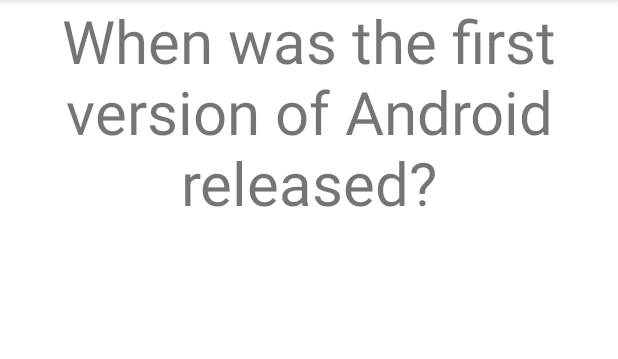
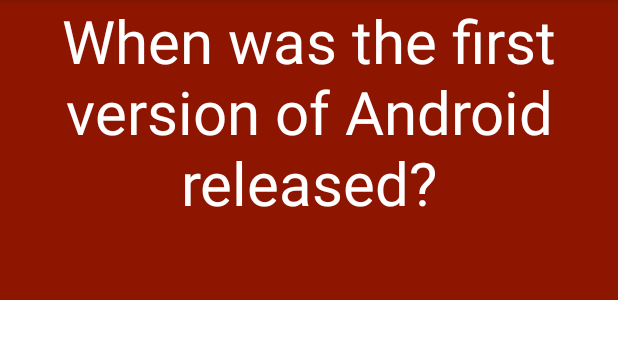
Before and after one commit to Ferduse/flashcard-app, an Android app: the screen it shows after launch (MainActivity), on a phone screen of 412 x 824 dp, the part 84-443 px from its top. Run offline under Robolectric (Android 15) with nearby library versions, the phone set to English and light mode, and no system bars.

Commit message:
Added the toggle between the question and answer side and styled the question and answer side.

```diff
--- a/app/src/main/java/com/example/flashcard/MainActivity.java
+++ b/app/src/main/java/com/example/flashcard/MainActivity.java
@@ -23,5 +23,13 @@
                 answerTextView.setVisibility(View.VISIBLE);
             }
         });
+
+        answerTextView.setOnClickListener(new View.OnClickListener() {
+            @Override
+            public void onClick(View view) {
+                questionTextView.setVisibility(View.VISIBLE);
+                answerTextView.setVisibility(View.INVISIBLE);
+            }
+        });
     }
 }
--- a/app/src/main/res/layout/activity_main.xml
+++ b/app/src/main/res/layout/activity_main.xml
@@ -12,7 +12,9 @@
         android:layout_height="200dp"
         android:textSize="40sp"
         android:text="When was the first version of Android released?"
-        android:textAlignment="center" />
+        android:textAlignment="center"
+        android:background="#8E1600"
+        android:textColor="#ffffff"/>
 
 
     <TextView
@@ -22,8 +24,11 @@
         android:textSize="40sp"
         android:text="2008"
         android:textAlignment="center"
-        android:layout_below="@id/question"
-        android:visibility="invisible" />
+        android:gravity="center"
+        android:visibility="invisible"
+        android:background="#81B622"
+        android:textColor="#ffffff"
+        />
 
 
 </RelativeLayout>
```
